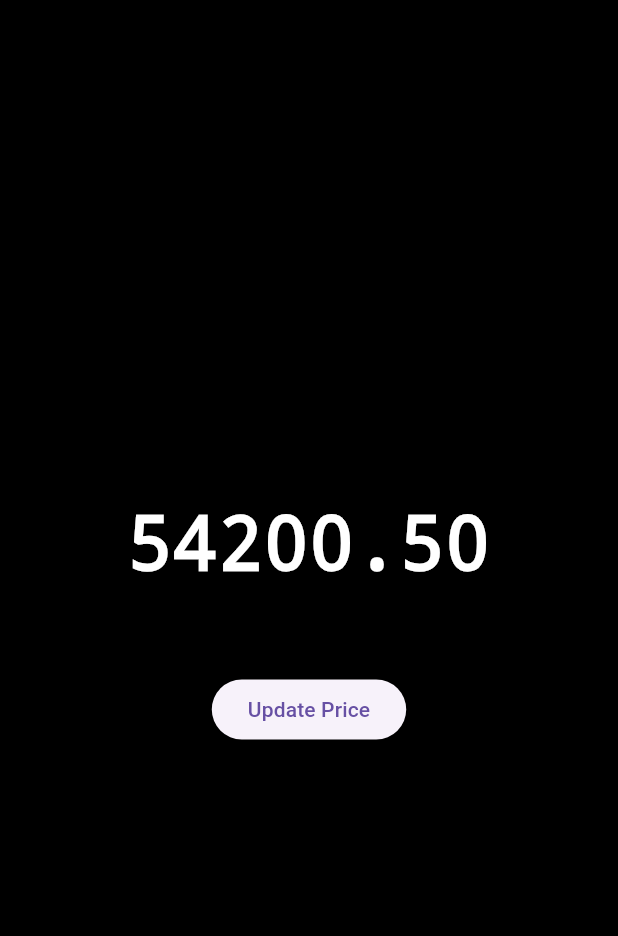
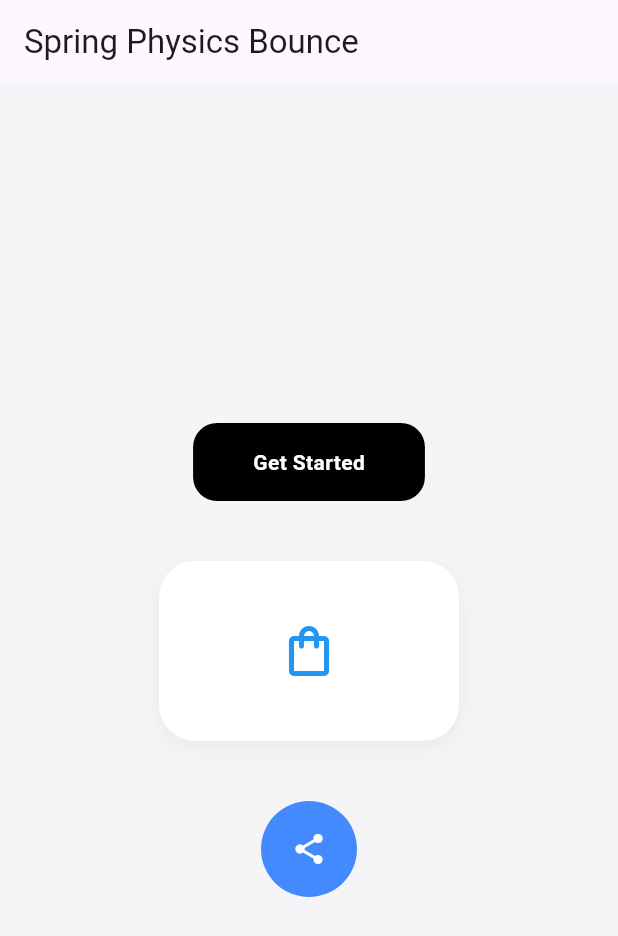
Before and after one commit to Oauth-Celestial/zo_micro_interactions, a Flutter app: the screen it shows after launch, on a phone screen of 412 x 824 dp. Shown: the top 936 px of the screen. Run offline on Flutter 3.47's test engine with Material 3 defaults, Android fonts, the phone set to English and light mode, and no system bars.

```diff
--- a/example/lib/main.dart
+++ b/example/lib/main.dart
@@ -1,11 +1,13 @@
+import 'package:example/buttons/ex_enable_disbale.dart';
 import 'package:example/text/ex_glitch_price.dart';
+import 'package:example/utils/ex_bounce_widget.dart';
 import 'package:flutter/material.dart';
 
 void main() {
   runApp(
     const MaterialApp(
       debugShowCheckedModeBanner: false,
-      home: ExZoGlitchPrice(),
+      home: ExBounceWidget(),
     ),
   );
 }
--- a/example/lib/text/ex_glitch_price.dart
+++ b/example/lib/text/ex_glitch_price.dart
@@ -20,7 +20,11 @@ class _ExZoGlitchPriceState extends State<ExZoGlitchPrice> {
           mainAxisAlignment: MainAxisAlignment.center,
           children: [
             // Just pass the price; the widget handles the rest internally
-            ZoGlitchPriceText(price: _price),
+            ZoGlitchPriceText(
+              price: 54200.50,
+              profitColor: Colors.green,
+              lossColor: Colors.red,
+            ),
             const SizedBox(height: 50),
             ElevatedButton(
               onPressed: () =>
--- /dev/null
+++ b/example/lib/utils/ex_bounce_widget.dart
@@ -0,0 +1,84 @@
+import 'package:flutter/material.dart';
+// Replace with the actual path to your ZoBounceWidget file
+import 'package:zo_micro_interactions/utils/zo_bounce_widget.dart';
+
+class ExBounceWidget extends StatelessWidget {
+  const ExBounceWidget({super.key});
+
+  @override
+  Widget build(BuildContext context) {
+    return Scaffold(
+      backgroundColor: const Color(0xFFF5F5F7),
+      appBar: AppBar(title: const Text('Spring Physics Bounce')),
+      body: Center(
+        child: Column(
+          mainAxisAlignment: MainAxisAlignment.center,
+          children: [
+            ZoBounceWidget(
+              onTap: () => print("Button Pressed"),
+              child: Container(
+                padding: const EdgeInsets.symmetric(
+                  horizontal: 40,
+                  vertical: 16,
+                ),
+                decoration: BoxDecoration(
+                  color: Colors.black,
+                  borderRadius: BorderRadius.circular(16),
+                ),
+                child: const Text(
+                  'Get Started',
+                  style: TextStyle(
+                    color: Colors.white,
+                    fontWeight: FontWeight.bold,
+                  ),
+                ),
+              ),
+            ),
+
+            const SizedBox(height: 40),
+
+            ZoBounceWidget(
+              onTap: () => print("Card Tapped"),
+              child: Container(
+                width: 200,
+                height: 120,
+                decoration: BoxDecoration(
+                  color: Colors.white,
+                  borderRadius: BorderRadius.circular(24),
+                  boxShadow: [
+                    BoxShadow(
+                      color: Colors.black.withOpacity(0.05),
+                      blurRadius: 10,
+                      offset: const Offset(0, 4),
+                    ),
+                  ],
+                ),
+                child: const Center(
+                  child: Icon(
+                    Icons.shopping_bag_outlined,
+                    size: 40,
+                    color: Colors.blue,
+                  ),
+                ),
+              ),
+            ),
+
+            const SizedBox(height: 40),
+
+            ZoBounceWidget(
+              onTap: () => print("Social Icon Tapped"),
+              child: Container(
+                padding: const EdgeInsets.all(20),
+                decoration: const BoxDecoration(
+                  color: Colors.blueAccent,
+                  shape: BoxShape.circle,
+                ),
+                child: const Icon(Icons.share, color: Colors.white),
+              ),
+            ),
+          ],
+        ),
+      ),
+    );
+  }
+}
--- a/lib/alerts/zo_animated_alert.dart
+++ b/lib/alerts/zo_animated_alert.dart
@@ -23,7 +23,6 @@ void showZoAnimatedDialogue({
     transitionBuilder:
         (context, animationCtrl, secondaryAnimation, dialogChild) {
           switch (animation) {
-            /// 🔹 SCALE BOUNCE (0 → 1.1 → 1.0)
             case AnimatedDialogAnimation.scaleBounce:
               final scaleAnimation =
                   TweenSequence<double>([
@@ -50,7 +49,6 @@ void showZoAnimatedDialogue({
                 ),
               );
 
-            /// 🔹 FADE
             case AnimatedDialogAnimation.fade:
               return FadeTransition(
                 opacity: CurvedAnimation(
--- a/lib/parallax_widget/parallax_flow_delegate.dart
+++ b/lib/parallax_widget/parallax_flow_delegate.dart
@@ -27,7 +27,6 @@ class ZoParallaxFlowDelegate extends FlowDelegate {
     final scrollableBox = scrollable.context.findRenderObject() as RenderBox;
     final listItemBox = listItemContext.findRenderObject() as RenderBox;
 
-    // Calculate position relative to the scrollable area
     final listItemOffset = listItemBox.localToGlobal(
       scrollDirection == Axis.horizontal
           ? listItemBox.size.topCenter(Offset.zero)
--- a/lib/zo_micro_interactions.dart
+++ b/lib/zo_micro_interactions.dart
@@ -10,4 +10,4 @@ export 'text/zo_glitch_price.dart';
 
 export 'alerts/zo_animated_alert.dart';
 
-export 'button/zo_animated_button.dart';
+export 'button/zo_enable_disable_button.dart';
--- a/pubspec.yaml
+++ b/pubspec.yaml
@@ -1,6 +1,6 @@
 name: zo_micro_interactions
 description: "A curated set of high-quality Flutter micro-interactions designed for modern, polished apps"
-version: 0.0.1
+version: 0.0.2
 repository: https://github.com/Oauth-Celestial/zo_micro_interactions
 # homepage:
 
```
Also changed, not shown: example/lib/buttons/ex_enable_disbale.dart (added, +93 -0 lines), example/lib/text/ex_animated_text.dart (+5 -5 lines), example/lib/text/ex_glitch_text.dart (+5 -5 lines), lib/button/zo_enable_disable_button.dart (renamed from lib/button/zo_animated_button.dart, +4 -4 lines), 4 other files.
